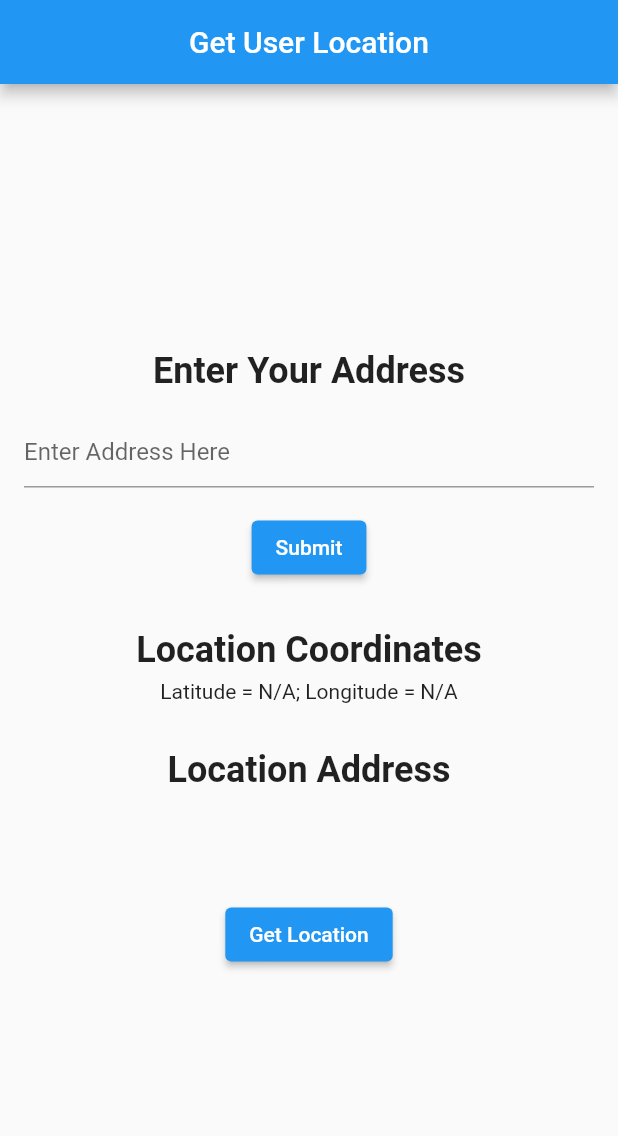
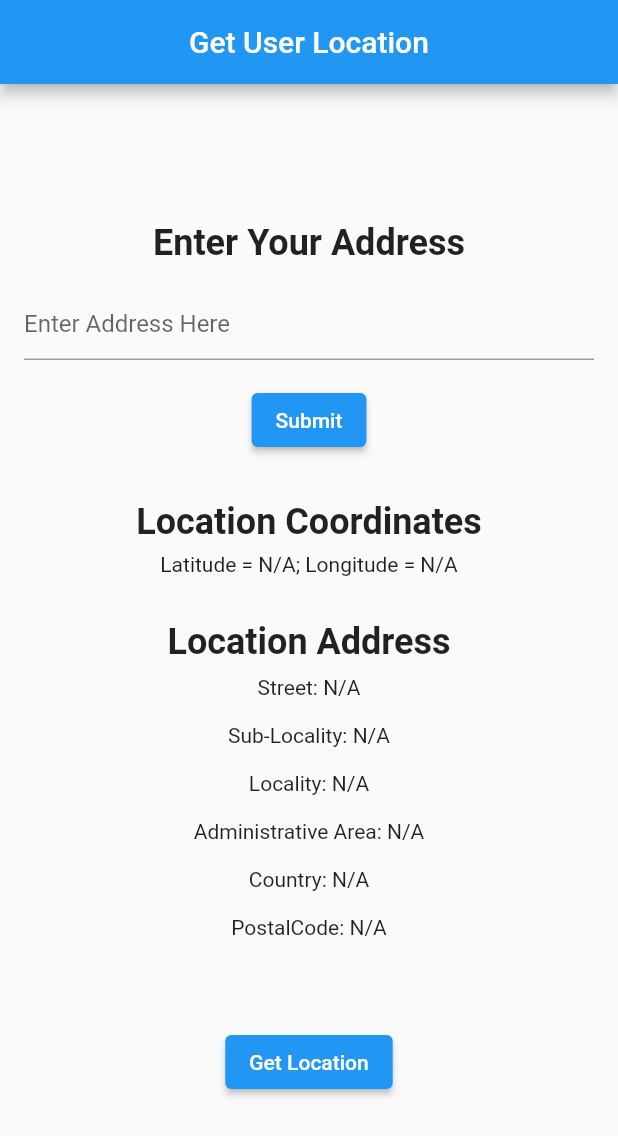
Before and after one commit to Rzero6/project_belanjakan, a Flutter app: the screen it shows after launch, on a phone screen of 412 x 824 dp. Shown: the top 1136 px of the screen. Run offline on Flutter 3.47's test engine with Material 2 defaults, Android fonts, the phone set to English and light mode, and no system bars; our stand-ins replace camera, flutter_bloc, geocoding, geolocator, google_nav_bar, image_picker and 3 more; accounts and stored records are empty.

Commit message:
detail lokasi

```diff
--- a/lib/main.dart
+++ b/lib/main.dart
@@ -27,6 +27,12 @@ class GeolocationApp extends StatefulWidget {
 class _GeolocationAppState extends State<GeolocationApp> {
   Position? _currentLocation;
   String _currentAddress = "";
+  String _currentStreet = "N/A";
+  String _currentSubLocality = "N/A";
+  String _currentLocality = "N/A";
+  String _currentAdministrativeArea = "N/A";
+  String _currentCountry = "N/A";
+  String _currentPostalCode = "N/A";
   bool servicePermission = false;
   late LocationPermission permission;
   TextEditingController _addressController = TextEditingController();
@@ -63,11 +69,27 @@ class _GeolocationAppState extends State<GeolocationApp> {
 
   Future<void> _getAddressFromCoordinates() async {
     try{
-      List<Placemark> placemarks = await placemarkFromCoordinates(_currentLocation!.latitude, _currentLocation!.longitude);
-      Placemark place = placemarks[0];
-      setState(() {
-        _currentAddress = "${place.locality}, ${place.country}";
-      });
+      List<Placemark> placemarks = await placemarkFromCoordinates(
+        _currentLocation!.latitude,
+        _currentLocation!.longitude,
+        localeIdentifier: "id_ID",
+      );
+      if(placemarks.isNotEmpty) {
+        Placemark place = placemarks[0];
+        _currentStreet = place.street ?? "N/A";
+        _currentSubLocality = place.subLocality ?? "N/A";
+        _currentLocality = place.locality ?? "N/A";
+        _currentAdministrativeArea = place.administrativeArea ?? "N/A";
+        _currentCountry = place.country ?? "N/A";
+        _currentPostalCode = place.postalCode ?? "N/A";
+
+        setState(() {
+          _currentAddress =
+              "Street: $_currentStreet\n Sub-Locality: $_currentSubLocality\n Locality: $_currentLocality\n Administrative Are: $_currentAdministrativeArea\n Country: $_currentCountry\n Postal Code: $_currentPostalCode";
+        });
+      } else {
+        print("No Location Found For the Given Coordinates");
+      }
     } catch (e) {
       print(e);
     }
@@ -152,8 +174,30 @@ class _GeolocationAppState extends State<GeolocationApp> {
                 fontWeight: FontWeight.bold,
               ),
             ),
-            SizedBox(height: 6),
-              Text("${_currentAddress ?? 'N/A'}"),
+            Padding(
+              padding: const EdgeInsets.all(8.0),
+              child: Text("Street: ${_currentStreet ?? 'N/A'}"),
+            ),
+            Padding(
+              padding: const EdgeInsets.all(8.0),
+              child: Text("Sub-Locality: ${_currentSubLocality ?? 'N/A'}"),
+            ),
+            Padding(
+              padding: const EdgeInsets.all(8.0),
+              child: Text("Locality: ${_currentLocality ?? 'N/A'}"),
+            ),
+            Padding(
+              padding: const EdgeInsets.all(8.0),
+              child: Text("Administrative Area: ${_currentAdministrativeArea ?? 'N/A'}"),
+            ),
+            Padding(
+              padding: const EdgeInsets.all(8.0),
+              child: Text("Country: ${_currentCountry ?? 'N/A'}"),
+            ),
+            Padding(
+              padding: const EdgeInsets.all(8.0),
+              child: Text("PostalCode: ${_currentPostalCode ?? 'N/A'}"),
+            ),
               SizedBox(height: 50.0),
               ElevatedButton(
                 onPressed: () async {
```
